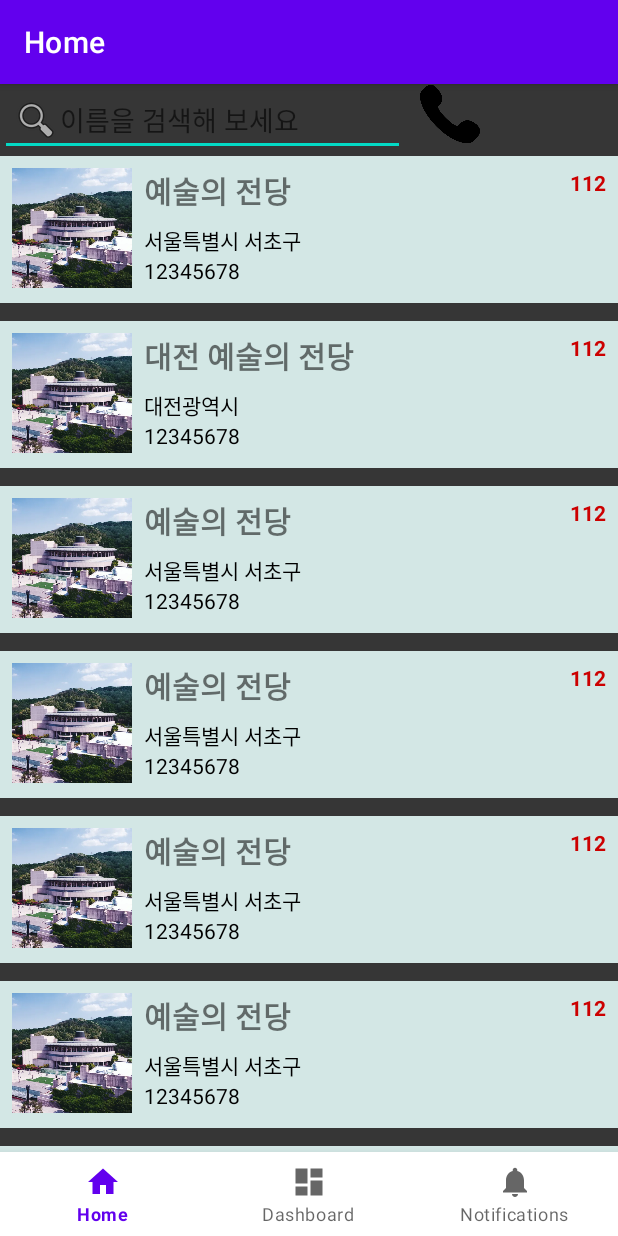
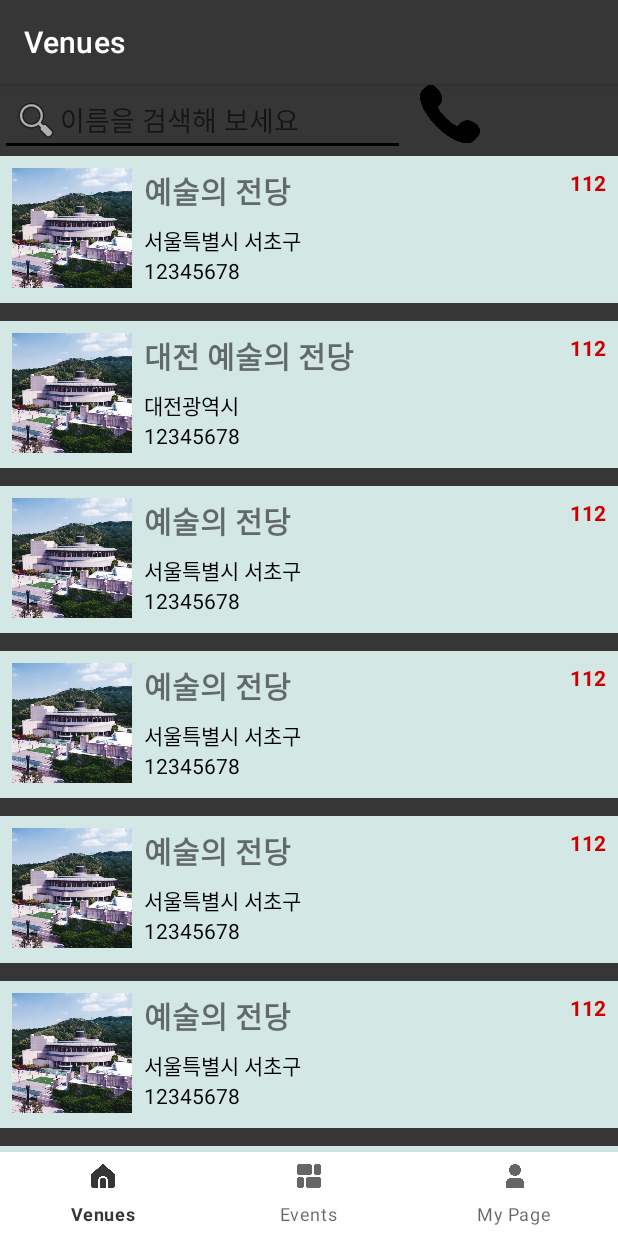
Before and after one commit to JiminHEO322/madcamp_week1, an Android app: the screen it shows after launch (MainActivity), on a phone screen of 412 x 824 dp. Run offline under Robolectric (Android 15) with nearby library versions, the light colour scheme and no system bars; our stand-ins replace navigation-ui.

Commit message:
background color

```diff
--- a/app/src/main/res/layout/activity_main.xml
+++ b/app/src/main/res/layout/activity_main.xml
@@ -11,11 +11,11 @@
         android:id="@+id/nav_view"
         android:layout_width="0dp"
         android:layout_height="wrap_content"
-        android:layout_marginStart="0dp"
-        android:layout_marginEnd="0dp"
-        android:background="?android:attr/windowBackground"
+        android:background="@color/white"
+        app:itemIconSize="@dimen/fab_margin"
         app:layout_constraintBottom_toBottomOf="parent"
-        app:layout_constraintLeft_toLeftOf="parent"
+        app:layout_constraintHorizontal_bias="0.0"
+        app:layout_constraintLeft_toLeftOf=" parent"
         app:layout_constraintRight_toRightOf="parent"
         app:menu="@menu/bottom_nav_menu" />
 
--- a/app/src/main/res/menu/bottom_nav_menu.xml
+++ b/app/src/main/res/menu/bottom_nav_menu.xml
@@ -3,17 +3,18 @@
 
     <item
         android:id="@+id/navigation_home"
-        android:icon="@drawable/ic_home_black_24dp"
-        android:title="@string/title_home" />
+        android:icon="@drawable/place"
+        android:title="@string/title_place"
+        />
 
     <item
         android:id="@+id/navigation_dashboard"
-        android:icon="@drawable/ic_dashboard_black_24dp"
-        android:title="@string/title_dashboard" />
+        android:icon="@drawable/events"
+        android:title="@string/title_event" />
 
     <item
         android:id="@+id/navigation_notifications"
-        android:icon="@drawable/ic_notifications_black_24dp"
-        android:title="@string/title_notifications" />
+        android:icon="@drawable/user"
+        android:title="@string/title_mypage" />
 
 </menu>
--- a/app/src/main/res/navigation/mobile_navigation.xml
+++ b/app/src/main/res/navigation/mobile_navigation.xml
@@ -8,18 +8,18 @@
     <fragment
         android:id="@+id/navigation_home"
         android:name="com.example.exhibition.ui.place.PlaceFragment"
-        android:label="@string/title_home"
+        android:label="@string/title_place"
         tools:layout="@layout/fragment_home" />
 
     <fragment
         android:id="@+id/navigation_dashboard"
         android:name="com.example.exhibition.ui.event.EventFragment"
-        android:label="@string/title_dashboard"
+        android:label="@string/title_event"
         tools:layout="@layout/fragment_event" />
 
     <fragment
         android:id="@+id/navigation_notifications"
         android:name="com.example.exhibition.ui.mypage.MyPageFragment"
-        android:label="@string/title_notifications"
+        android:label="@string/title_mypage"
         tools:layout="@layout/fragment_mypage" />
 </navigation>
--- a/app/src/main/res/values/colors.xml
+++ b/app/src/main/res/values/colors.xml
@@ -7,4 +7,6 @@
     <color name="teal_700">#FF018786</color>
     <color name="black">#FF000000</color>
     <color name="white">#FFFFFFFF</color>
+    <color name="background_color">#363636</color>
+    <color name="bright_yellow">#FFC300</color>
 </resources>
--- a/app/src/main/res/values/strings.xml
+++ b/app/src/main/res/values/strings.xml
@@ -1,8 +1,8 @@
 <resources>
-    <string name="app_name">exhibition</string>
-    <string name="title_home">Home</string>
-    <string name="title_dashboard">Dashboard</string>
-    <string name="title_notifications">Notifications</string>
+    <string name="app_name">Exhibition</string>
+    <string name="title_place">Venues</string>
+    <string name="title_event">Events</string>
+    <string name="title_mypage">My Page</string>
     <string name="image">Image</string>
     <string name="title_activity_place_detail">PlaceDetail</string>
     <string name="large_text">
--- a/app/src/main/res/values/themes.xml
+++ b/app/src/main/res/values/themes.xml
@@ -2,13 +2,13 @@
     <!-- Base application theme. -->
     <style name="Theme.Exhibition" parent="Theme.MaterialComponents.DayNight.DarkActionBar">
         <!-- Primary brand color. -->
-        <item name="colorPrimary">@color/purple_500</item>
-        <item name="colorPrimaryVariant">@color/purple_700</item>
+        <item name="colorPrimary">@color/background_color</item>
+        <item name="colorPrimaryVariant">@color/background_color</item>
         <item name="colorOnPrimary">@color/white</item>
         <!-- Secondary brand color. -->
-        <item name="colorSecondary">@color/teal_200</item>
-        <item name="colorSecondaryVariant">@color/teal_700</item>
-        <item name="colorOnSecondary">@color/black</item>
+        <item name="colorSecondary">@color/black</item>
+        <item name="colorSecondaryVariant">@color/bright_yellow</item>
+        <item name="colorOnSecondary">@color/white</item>
         <!-- Status bar color. -->
         <item name="android:statusBarColor">?attr/colorPrimaryVariant</item>
         <!-- Customize your theme here. -->
```
Also changed, not shown: app/src/main/res/drawable/event_off.png (added), app/src/main/res/drawable/event_on.png (added), app/src/main/res/drawable/events.png (added), app/src/main/res/drawable/icon_like.png, app/src/main/res/drawable/icon_save.png, app/src/main/res/drawable/place.png (added), app/src/main/res/drawable/place_off.png (added), app/src/main/res/drawable/place_on.png (added), app/src/main/res/drawable/user.png (added), app/src/main/res/drawable/user_off.png (added), app/src/main/res/drawable/user_on.png (added).
